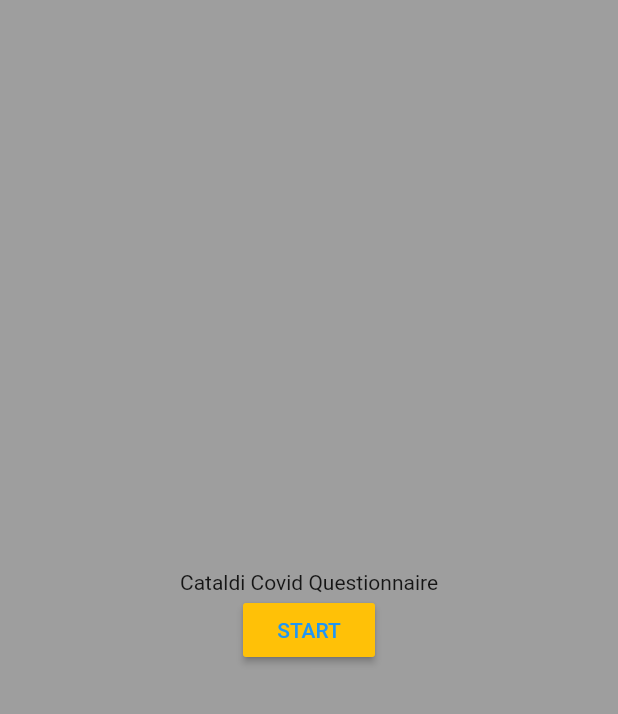
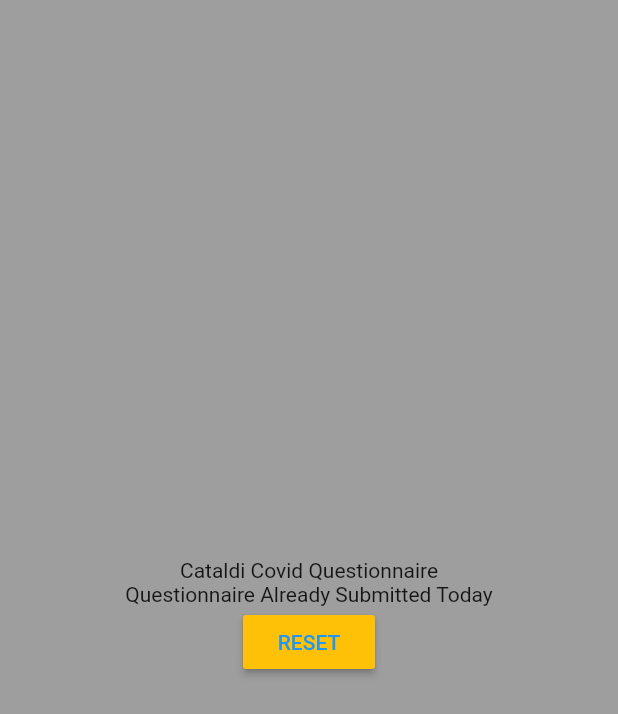
Before and after one commit to Francesco99975/cataldi-covid-questionnaire, a Flutter app: the screen it shows after launch, after a tap on "START", on a phone screen of 412 x 824 dp. Shown: the top 714 px of the screen. Run offline on Flutter 3.47's test engine with Material 2 defaults, Android fonts, the phone set to English and light mode, and no system bars; our stand-ins replace shared_preferences.

Commit message:
added daily block

```diff
--- a/lib/main.dart
+++ b/lib/main.dart
@@ -1,21 +1,38 @@
-import 'package:cataldi_covid_questionnaire/screens/start_screeen.dart';
 import 'package:flutter/material.dart';
+import 'package:provider/provider.dart';
+import './providers/status.dart';
+import './screens/start_screeen.dart';
+import './screens/loading_screen.dart';
 
 void main() {
-  runApp(MyApp());
+  runApp(CataldiCovidQuestionnaire());
 }
 
-class MyApp extends StatelessWidget {
-  // This widget is the root of your application.
+class CataldiCovidQuestionnaire extends StatelessWidget {
   @override
   Widget build(BuildContext context) {
-    return MaterialApp(
-      title: 'Flutter Demo',
-      theme: ThemeData(
-        primarySwatch: Colors.blue,
-        visualDensity: VisualDensity.adaptivePlatformDensity,
-      ),
-      home: StartScreen(),
+    return MultiProvider(
+      providers: [ChangeNotifierProvider(create: (_) => Status())],
+      child: MaterialApp(
+          title: 'Cataldi Covid Questionnaire',
+          theme: ThemeData(
+            primarySwatch: Colors.blue,
+            visualDensity: VisualDensity.adaptivePlatformDensity,
+          ),
+          home: Home()),
     );
   }
 }
+
+class Home extends StatelessWidget {
+  @override
+  Widget build(BuildContext context) {
+    return FutureBuilder(
+      future: Provider.of<Status>(context, listen: false).loadStatus(),
+      builder: (context, snapshot) =>
+          snapshot.connectionState == ConnectionState.waiting
+              ? LoadingScreen()
+              : StartScreen(),
+    );
+  }
+}
--- /dev/null
+++ b/lib/providers/status.dart
@@ -0,0 +1,58 @@
+import 'dart:async';
+import 'package:flutter/foundation.dart';
+import 'package:shared_preferences/shared_preferences.dart';
+
+class Status with ChangeNotifier {
+  static const _STATUS_KEY = 'completed';
+  static const _EXPIRY_KEY = 'expiryDate';
+  bool _submissionCompleted = false;
+  DateTime _expiryDate;
+
+  Future<void> loadStatus() async {
+    try {
+      SharedPreferences prefs = await SharedPreferences.getInstance();
+      prefs.containsKey(_STATUS_KEY)
+          ? _submissionCompleted = prefs.getBool(_STATUS_KEY)
+          : await prefs.setBool(_STATUS_KEY, false);
+
+      _expiryDate = prefs.getString(_EXPIRY_KEY) != ''
+          ? DateTime.parse(prefs.getString(_EXPIRY_KEY))
+          : null;
+      if (_expiryDate != null) _autoWatcher();
+    } catch (e) {
+      print("An Error Occurred while retriving vars: completed");
+      print(e);
+    }
+  }
+
+  Future<void> setStatus(bool cmp) async {
+    try {
+      SharedPreferences prefs = await SharedPreferences.getInstance();
+      await prefs.setBool(_STATUS_KEY, cmp);
+      _submissionCompleted = cmp;
+      notifyListeners();
+    } catch (e) {
+      print("An Error Occurred while setting status: completed");
+      print(e);
+    }
+  }
+
+  Future<void> setExpiryDate(DateTime date) async {
+    try {
+      SharedPreferences prefs = await SharedPreferences.getInstance();
+      await prefs.setString(_EXPIRY_KEY, date.toIso8601String());
+      _expiryDate = date;
+      _autoWatcher();
+    } catch (e) {
+      print("An Error Occurred while setting key: expiry date");
+      print(e);
+    }
+  }
+
+  void _autoWatcher() {
+    Timer(Duration(seconds: _expiryDate.difference(DateTime.now()).inSeconds),
+        () async => await setStatus(false));
+  }
+
+  bool get completed => _submissionCompleted;
+}
--- /dev/null
+++ b/lib/screens/loading_screen.dart
@@ -0,0 +1,12 @@
+import 'package:flutter/material.dart';
+
+class LoadingScreen extends StatelessWidget {
+  @override
+  Widget build(BuildContext context) {
+    return Scaffold(
+      body: SafeArea(
+        child: Center(child: CircularProgressIndicator()),
+      ),
+    );
+  }
+}
--- a/lib/screens/start_screeen.dart
+++ b/lib/screens/start_screeen.dart
@@ -1,4 +1,6 @@
 import 'package:flutter/material.dart';
+import 'package:provider/provider.dart';
+import '../providers/status.dart';
 
 class StartScreen extends StatelessWidget {
   @override
@@ -15,11 +17,33 @@ class StartScreen extends StatelessWidget {
               FittedBox(
                 child: Text("Cataldi Covid Questionnaire"),
               ),
-              RaisedButton(
-                onPressed: () {},
-                child: Text("START"),
-                color: Colors.amber,
-                textColor: Colors.blue,
+              Consumer<Status>(
+                builder: (_, status, __) => status.completed
+                    ? Column(
+                        children: [
+                          FittedBox(
+                            child:
+                                Text("Questionnaire Already Submitted Today"),
+                          ),
+                          RaisedButton(
+                            onPressed: () async =>
+                                await status.setStatus(false),
+                            child: Text("RESET"),
+                            color: Colors.amber,
+                            textColor: Colors.blue,
+                          ),
+                        ],
+                      )
+                    : RaisedButton(
+                        onPressed: () async {
+                          await status.setStatus(true);
+                          await status.setExpiryDate(
+                              DateTime.now().add(Duration(seconds: 10)));
+                        },
+                        child: Text("START"),
+                        color: Colors.amber,
+                        textColor: Colors.blue,
+                      ),
               )
             ],
           ),
--- a/pubspec.yaml
+++ b/pubspec.yaml
@@ -1,5 +1,5 @@
 name: cataldi_covid_questionnaire
-description: A new Flutter project.
+description: A simple application made to make cataldi employees submit a form of notice about their health situaltion regarding COVID-19.
 
 # The following line prevents the package from being accidentally published to
 # pub.dev using `pub publish`. This is preferred for private packages.
@@ -24,6 +24,7 @@ dependencies:
   flutter:
     sdk: flutter
   shared_preferences: ^0.5.12+4 #BSD
+  provider: ^4.3.2+3 #MIT
 
   # The following adds the Cupertino Icons font to your application.
   # Use with the CupertinoIcons class for iOS style icons.
```
Also changed, not shown: pubspec.lock, 1 other file.
